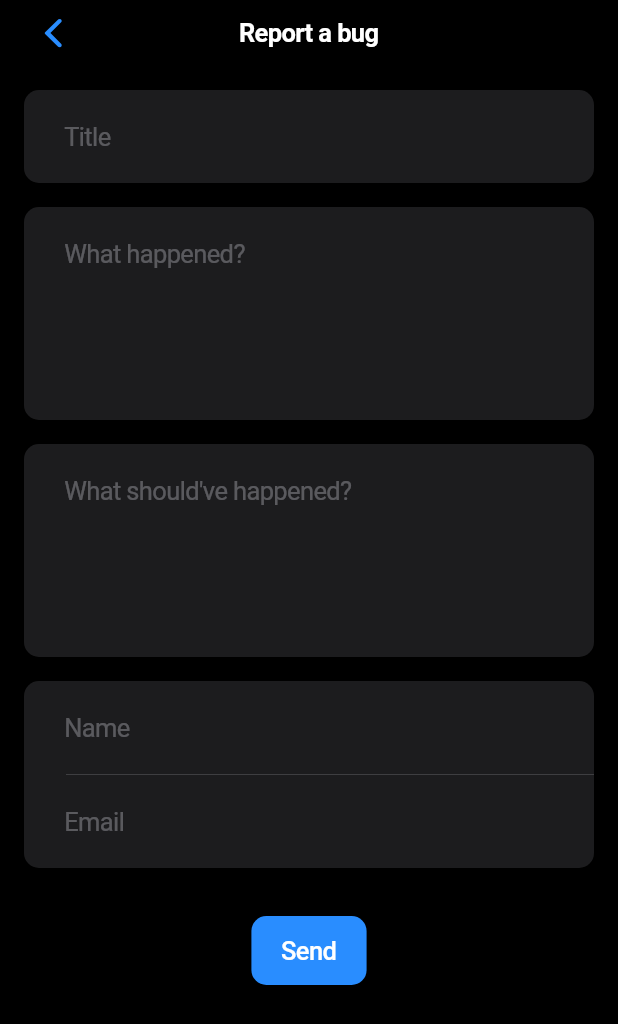
After one commit to nikolovlazar/goodbyemoney-flutter, a Flutter app: the ReportBugContent screen opened directly, on a phone screen of 412 x 824 dp. The commit adds this screen. Shown: the top 1024 px of the screen. Run offline on Flutter 3.47's test engine with Material 2 defaults, Android fonts, the phone set to English and light mode, and no system bars; drawn by our look-alikes of sentry_flutter; our stand-ins replace fl_chart, realm; missing offline and left inert: flex_color_picker; generated files the repository leaves out were written again; statements that could not run were skipped.

Commit message:
setting up Sentry SDK + User Feedback API + Report Bug screen

```diff
--- a/lib/main.dart
+++ b/lib/main.dart
@@ -1,8 +1,22 @@
+import 'package:sentry_flutter/sentry_flutter.dart';
+
 import 'package:flutter/cupertino.dart';
 import 'package:goodbye_money/tabs.dart';
 
-void main() {
-  runApp(const MyApp());
+Future<void> main() async {
+  await SentryFlutter.init(
+    (options) => {
+      options.dsn =
+          'https://f67869e3983d4e1698f1c092bd880fb9@o1418292.ingest.sentry.io/4504078280556544',
+      options.tracesSampleRate = 1.0,
+      options.attachScreenshot = true,
+    },
+    appRunner: () => runApp(
+      const SentryScreenshotWidget(
+        child: MyApp(),
+      ),
+    ),
+  );
 }
 
 class MyApp extends StatelessWidget {
--- /dev/null
+++ b/lib/pages/report_bug.dart
@@ -0,0 +1,203 @@
+// ignore_for_file: library_private_types_in_public_api
+
+import 'package:flutter/cupertino.dart';
+import 'package:goodbye_money/types/widgets.dart';
+import 'package:sentry_flutter/sentry_flutter.dart';
+
+class ReportBug extends WidgetWithTitle {
+  const ReportBug({super.key}) : super(title: "Report a bug");
+
+  @override
+  Widget build(BuildContext context) {
+    return const ReportBugContent();
+  }
+}
+
+class ReportBugContent extends StatefulWidget {
+  const ReportBugContent({super.key});
+
+  @override
+  _ReportBugContentState createState() => _ReportBugContentState();
+}
+
+class _ReportBugContentState extends State<ReportBugContent> {
+  late TextEditingController _titleController;
+  late TextEditingController _whatHappenedController;
+  late TextEditingController _whatShouldveHappenedController;
+  late TextEditingController _nameController;
+  late TextEditingController _emailController;
+  late String lastReportedEventId;
+
+  bool get canSendFeedback {
+    var lastEventId = Sentry.lastEventId.toString();
+    return lastEventId != "00000000000000000000000000000000" &&
+        lastEventId != lastReportedEventId;
+  }
+
+  @override
+  void initState() {
+    super.initState();
+    _titleController = TextEditingController(text: '');
+    _whatHappenedController = TextEditingController(text: '');
+    _whatShouldveHappenedController = TextEditingController(text: '');
+    _nameController = TextEditingController(text: '');
+    _emailController = TextEditingController(text: '');
+    lastReportedEventId = '';
+  }
+
+  Future<void> sendFeedback() async {
+    var title = _titleController.text;
+    var whatHappened = _whatHappenedController.text;
+    var whatShouldveHappened = _whatShouldveHappenedController.text;
+    var name = _nameController.text;
+    var email = _emailController.text;
+    var sentryId = Sentry.lastEventId;
+
+    final userFeedback = SentryUserFeedback(
+      eventId: sentryId,
+      comments: '''
+        Title: $title
+        ==============================================
+        What Happened: $whatHappened
+        ==============================================
+        What Should've Happened: $whatShouldveHappened
+      ''',
+      email: email,
+      name: name,
+    );
+
+    await Sentry.captureUserFeedback(userFeedback);
+    lastReportedEventId = sentryId.toString();
+  }
+
+  @override
+  Widget build(BuildContext context) {
+    return CupertinoPageScaffold(
+      navigationBar: CupertinoNavigationBar(
+        leading: CupertinoNavigationBarBackButton(
+            onPressed: () => Navigator.pop(context)),
+        middle: const Text("Report a bug",
+            style: TextStyle(color: Color.fromARGB(255, 255, 255, 255))),
+        backgroundColor: const Color.fromARGB(255, 0, 0, 0),
+      ),
+      child: Container(
+        width: double.infinity,
+        height: double.infinity,
+        transformAlignment: Alignment.center,
+        padding: const EdgeInsets.fromLTRB(0, 16, 0, 16),
+        color: const Color.fromARGB(255, 0, 0, 0),
+        child: Column(
+          children: [
+            CupertinoFormSection.insetGrouped(
+              margin: const EdgeInsets.symmetric(horizontal: 16),
+              children: [
+                CupertinoFormRow(
+                  helper: null,
+                  padding: const EdgeInsets.symmetric(vertical: 8),
+                  child: CupertinoTextFormFieldRow(
+                    placeholder: "Title",
+                    maxLines: 1,
+                    controller: _titleController,
+                    decoration: BoxDecoration(
+                      color: const Color.fromARGB(255, 28, 28, 30),
+                      borderRadius: BorderRadius.circular(16),
+                    ),
+                  ),
+                ),
+              ],
+            ),
+            CupertinoFormSection.insetGrouped(
+              margin: const EdgeInsets.fromLTRB(16, 16, 16, 0),
+              children: [
+                CupertinoFormRow(
+                  helper: null,
+                  padding: const EdgeInsets.symmetric(vertical: 8),
+                  child: CupertinoTextFormFieldRow(
+                    placeholder: "What happened?",
+                    maxLines: 5,
+                    controller: _whatHappenedController,
+                    decoration: BoxDecoration(
+                      color: const Color.fromARGB(255, 28, 28, 30),
+                      borderRadius: BorderRadius.circular(16),
+                    ),
+                  ),
+                ),
+              ],
+            ),
+            CupertinoFormSection.insetGrouped(
+              margin: const EdgeInsets.fromLTRB(16, 16, 16, 0),
+              children: [
+                CupertinoFormRow(
+                  helper: null,
+                  padding: const EdgeInsets.symmetric(vertical: 8),
+                  child: CupertinoTextFormFieldRow(
+                    placeholder: "What should've happened?",
+                    maxLines: 5,
+                    controller: _whatShouldveHappenedController,
+                    decoration: BoxDecoration(
+                      color: const Color.fromARGB(255, 28, 28, 30),
+                      borderRadius: BorderRadius.circular(16),
+                    ),
+                  ),
+                ),
+              ],
+            ),
+            CupertinoFormSection.insetGrouped(
+              margin: const EdgeInsets.fromLTRB(16, 16, 16, 0),
+              children: [
+                CupertinoFormRow(
+                  helper: null,
+                  padding: const EdgeInsets.symmetric(vertical: 8),
+                  child: CupertinoTextFormFieldRow(
+                    placeholder: "Name",
+                    maxLines: 1,
+                    controller: _nameController,
+                    decoration: BoxDecoration(
+                      color: const Color.fromARGB(255, 28, 28, 30),
+                      borderRadius: BorderRadius.circular(16),
+                    ),
+                  ),
+                ),
+                CupertinoFormRow(
+                  helper: null,
+                  padding: const EdgeInsets.symmetric(vertical: 8),
+                  child: CupertinoTextFormFieldRow(
+                    placeholder: "Email",
+                    maxLines: 1,
+                    controller: _emailController,
+                    decoration: BoxDecoration(
+                      color: const Color.fromARGB(255, 28, 28, 30),
+                      borderRadius: BorderRadius.circular(16),
+                    ),
+                  ),
+                ),
+              ],
+            ),
+            Container(
+              margin: const EdgeInsets.only(top: 32),
+              child: CupertinoButton(
+                onPressed: canSendFeedback ? sendFeedback : null,
+                padding:
+                    const EdgeInsets.symmetric(horizontal: 20, vertical: 13),
+                color: CupertinoTheme.of(context).primaryColor,
+                disabledColor:
+                    CupertinoTheme.of(context).primaryColor.withAlpha(100),
+                borderRadius: BorderRadius.circular(10),
+                pressedOpacity: 0.7,
+                child: Text(
+                  "Send",
+                  style: TextStyle(
+                    color: canSendFeedback
+                        ? const Color.fromARGB(255, 255, 255, 255)
+                        : const Color.fromARGB(100, 255, 255, 255),
+                    fontWeight: FontWeight.w500,
+                  ),
+                ),
+              ),
+            )
+          ],
+        ),
+      ),
+    );
+  }
+}
--- a/lib/pages/settings.dart
+++ b/lib/pages/settings.dart
@@ -1,8 +1,12 @@
+// ignore_for_file: library_private_types_in_public_api
+
 import 'package:flutter/cupertino.dart';
 import 'package:goodbye_money/models/category.dart';
 import 'package:goodbye_money/models/expense.dart';
+import 'package:goodbye_money/pages/report_bug.dart';
 import 'package:goodbye_money/realm.dart';
 import 'package:goodbye_money/utils/destructive_prompt.dart';
+import 'package:sentry_flutter/sentry_flutter.dart';
 
 import '../pages/categories.dart';
 import '../types/widgets.dart';
@@ -16,6 +20,7 @@ class Item {
 
 const items = [
   Item('Categories', false),
+  Item('Report a bug', false),
   Item('Erase all data', true),
 ];
 
@@ -36,7 +41,7 @@ class Settings extends WidgetWithTitle {
         bottom: true,
         child: Container(
           width: double.infinity,
-          height: 147,
+          height: double.infinity,
           transformAlignment: Alignment.center,
           child: DecoratedBox(
               decoration: BoxDecoration(
@@ -57,6 +62,12 @@ class Settings extends WidgetWithTitle {
                                           const Categories()));
                               break;
                             case 1:
+                              Navigator.push(
+                                  context,
+                                  CupertinoPageRoute(
+                                      builder: (context) => const ReportBug()));
+                              break;
+                            case 2:
                               showAlertDialog(
                                 context,
                                 () {
--- a/pubspec.yaml
+++ b/pubspec.yaml
@@ -31,6 +31,9 @@ environment:
 dependencies:
   flutter:
     sdk: flutter
+
+  # The Sentry SDK dependency
+  sentry_flutter: ^6.15.1
 
   # The following adds the Cupertino Icons font to your application.
   # Use with the CupertinoIcons class for iOS style icons.
```
Also changed, not shown: pubspec.lock, 6 other files.
